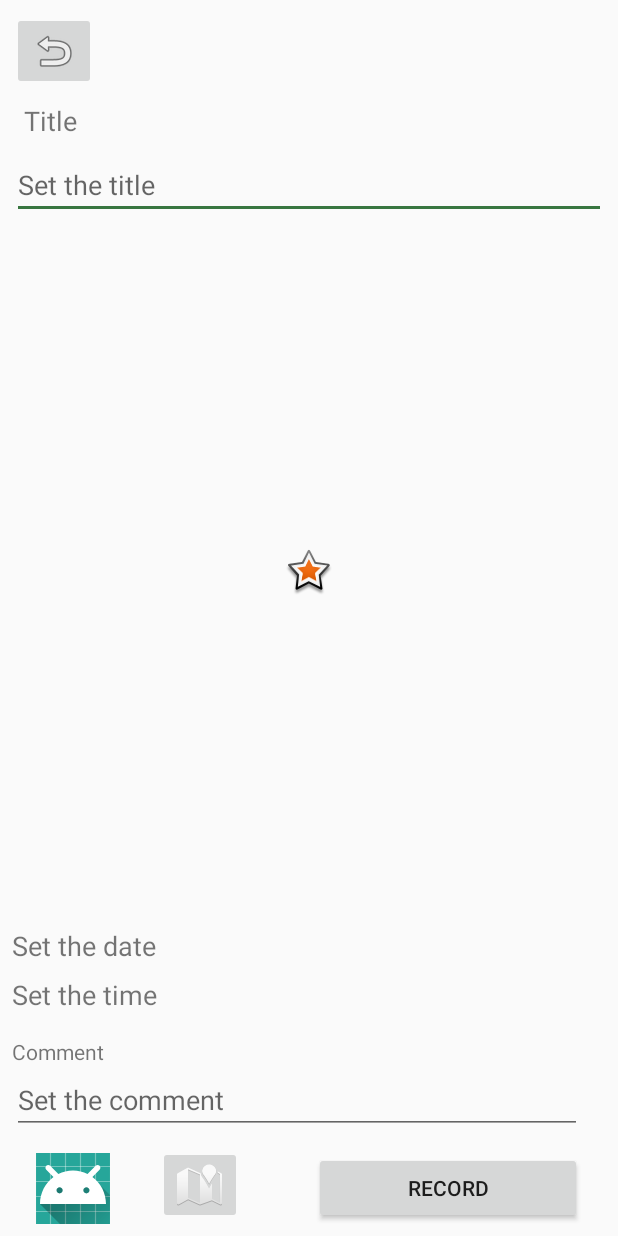
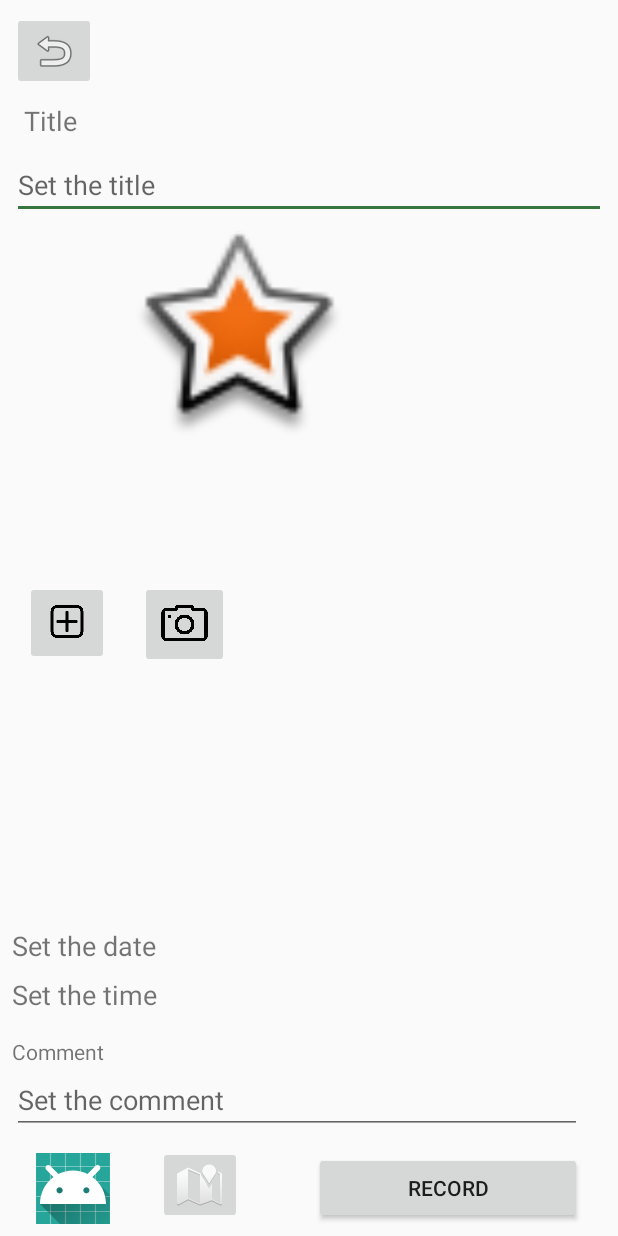
Before and after one commit to CMPUT301F18T11/medicam, an Android app: the createRecordActivity screen opened directly, with no data from a screen before it, on a phone screen of 412 x 824 dp. Run offline under Robolectric (Android 15) with nearby library versions, the phone set to English and light mode, and no system bars; pictures from the network do not load.

Commit message:
photo attaching method added

```diff
--- a/app/src/main/AndroidManifest.xml
+++ b/app/src/main/AndroidManifest.xml
@@ -27,7 +27,8 @@
         <activity android:name=".patientProfileActivity" />
         <activity android:name=".problemActivity" />
         <activity android:name=".createProblemActivity" />
-        <activity android:name=".createRecordActivity"></activity>
+        <activity android:name=".createRecordActivity" />
+        <activity android:name=".UserProfileViewAndEditActivity"></activity>
     </application>
 
 </manifest>
--- a/app/src/main/res/layout/activity_care_giver_attach.xml
+++ b/app/src/main/res/layout/activity_care_giver_attach.xml
@@ -7,7 +7,7 @@
     tools:context=".CareGiverAttachActivity">
 
     <ImageView
-        android:id="@+id/imageView"
+        android:id="@+id/recorePhotoImageView"
         android:layout_width="80dp"
         android:layout_height="119dp"
         android:layout_marginStart="16dp"
@@ -27,7 +27,7 @@
         android:layout_marginTop="36dp"
         android:background="@color/colorAccent"
         app:layout_constraintStart_toStartOf="parent"
-        app:layout_constraintTop_toBottomOf="@+id/imageView"
+        app:layout_constraintTop_toBottomOf="@+id/recorePhotoImageView"
         app:srcCompat="@android:drawable/ic_menu_myplaces" />
 
     <ImageView
@@ -55,7 +55,7 @@
         app:layout_constraintEnd_toEndOf="parent"
         app:layout_constraintHorizontal_bias="0.482"
         app:layout_constraintStart_toEndOf="@+id/imageView2"
-        app:layout_constraintTop_toBottomOf="@+id/imageView" />
+        app:layout_constraintTop_toBottomOf="@+id/recorePhotoImageView" />
 
     <TextView
         android:id="@+id/locationTextView"
--- a/app/src/main/res/layout/activity_create_record.xml
+++ b/app/src/main/res/layout/activity_create_record.xml
@@ -46,17 +46,16 @@
         app:layout_constraintTop_toBottomOf="@+id/textView4" />
 
     <ImageView
-        android:id="@+id/imageView"
-        android:layout_width="0dp"
-        android:layout_height="wrap_content"
+        android:id="@+id/recorePhotoImageView"
+        android:layout_width="282dp"
+        android:layout_height="142dp"
         android:layout_marginStart="8dp"
         android:layout_marginLeft="8dp"
         android:layout_marginTop="8dp"
         android:layout_marginEnd="8dp"
         android:layout_marginRight="8dp"
-        android:layout_marginBottom="8dp"
-        app:layout_constraintBottom_toTopOf="@+id/dateView"
         app:layout_constraintEnd_toEndOf="parent"
+        app:layout_constraintHorizontal_bias="0.093"
         app:layout_constraintStart_toStartOf="parent"
         app:layout_constraintTop_toBottomOf="@+id/recordTitle"
         app:srcCompat="@android:drawable/star_big_on" />
@@ -71,7 +70,7 @@
         android:layout_marginEnd="8dp"
         android:layout_marginRight="8dp"
         app:layout_constraintEnd_toEndOf="parent"
-        app:layout_constraintStart_toEndOf="@+id/imageView"
+        app:layout_constraintStart_toEndOf="@+id/recorePhotoImageView"
         app:layout_constraintTop_toBottomOf="@+id/recordTitle" />
 
     <TextView
@@ -172,4 +171,43 @@
         app:layout_constraintBottom_toBottomOf="parent"
         app:layout_constraintEnd_toEndOf="parent"
         app:layout_constraintStart_toEndOf="@+id/mapButton" />
+
+    <ImageButton
+        android:id="@+id/addPhotoButton"
+        android:layout_width="56dp"
+        android:layout_height="56dp"
+        android:layout_marginStart="8dp"
+        android:layout_marginLeft="8dp"
+        android:layout_marginTop="8dp"
+        android:layout_marginEnd="8dp"
+        android:layout_marginRight="8dp"
+        android:layout_marginBottom="8dp"
+        android:adjustViewBounds="false"
+        android:onClick="goToGallary"
+        android:scaleType="fitCenter"
+        app:layout_constraintBottom_toTopOf="@+id/dateView"
+        app:layout_constraintEnd_toEndOf="parent"
+        app:layout_constraintHorizontal_bias="0.026"
+        app:layout_constraintStart_toStartOf="parent"
+        app:layout_constraintTop_toBottomOf="@+id/recorePhotoImageView"
+        app:layout_constraintVertical_bias="0.333"
+        app:srcCompat="@drawable/add_photo_icon" />
+
+    <ImageButton
+        android:id="@+id/cameraButton"
+        android:layout_width="59dp"
+        android:layout_height="58dp"
+        android:layout_marginStart="8dp"
+        android:layout_marginLeft="8dp"
+        android:layout_marginEnd="8dp"
+        android:layout_marginRight="8dp"
+        android:onClick="goToCamera"
+        android:scaleType="fitCenter"
+        app:layout_constraintBottom_toBottomOf="@+id/addPhotoButton"
+        app:layout_constraintEnd_toEndOf="parent"
+        app:layout_constraintHorizontal_bias="0.049"
+        app:layout_constraintStart_toEndOf="@+id/addPhotoButton"
+        app:layout_constraintTop_toTopOf="@+id/addPhotoButton"
+        app:layout_constraintVertical_bias="0.0"
+        app:srcCompat="@drawable/camera_icon" />
 </android.support.constraint.ConstraintLayout>
```
Also changed, not shown: app/src/main/java/ca/ualberta/cmput301f18t11/medicam/UserProfileViewAndEditActivity.java (added, +13 -0 lines), app/src/main/java/ca/ualberta/cmput301f18t11/medicam/createRecordActivity.java (+39 -1 lines), app/src/main/res/layout/activity_user_profile_view_and_edit.xml (added, +22 -0 lines), app/src/main/res/drawable/add_photo_icon.jpg (added), app/src/main/res/drawable/camera_icon.png (added).
